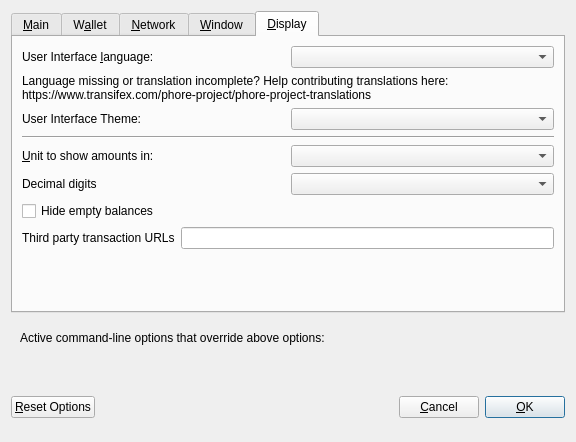
First picture: the form in src/qt/forms/optionsdialog.ui, repository vpubchain/Phore, before the edit.
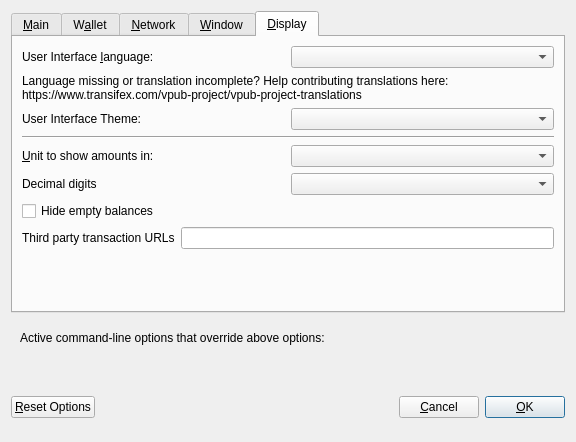
Second picture: the form after the edit. Custom widgets are drawn as their Qt base class.

```diff
--- a/src/qt/forms/optionsdialog.ui
+++ b/src/qt/forms/optionsdialog.ui
@@ -507,7 +507,7 @@
          </property>
          <property name="text">
           <string>Language missing or translation incomplete? Help contributing translations here:
-https://www.transifex.com/phore-project/phore-project-translations</string>
+https://www.transifex.com/vpub-project/vpub-project-translations</string>
          </property>
          <property name="wordWrap">
           <bool>true</bool>
```
